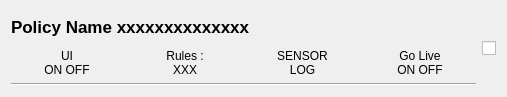
Above: policy.ui from slist/cbapi-qt-demo before the change. Below: the same form after it.
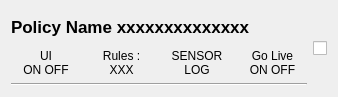
That is the form after the change. Icons and pictures are not drawn.

Patch:
```diff
--- a/policy.ui
+++ b/policy.ui
@@ -6,7 +6,7 @@
    <rect>
     <x>0</x>
     <y>0</y>
-    <width>507</width>
+    <width>338</width>
     <height>97</height>
    </rect>
   </property>
@@ -137,6 +137,16 @@
      <property name="text">
       <string/>
      </property>
+     <property name="icon">
+      <iconset resource="cb.qrc">
+       <normaloff>:/img/cloud.png</normaloff>:/img/cloud.png</iconset>
+     </property>
+     <property name="iconSize">
+      <size>
+       <width>40</width>
+       <height>40</height>
+      </size>
+     </property>
     </widget>
    </item>
   </layout>
```
Left out of the diff: 4 changed lines with no effect on the pictures.
